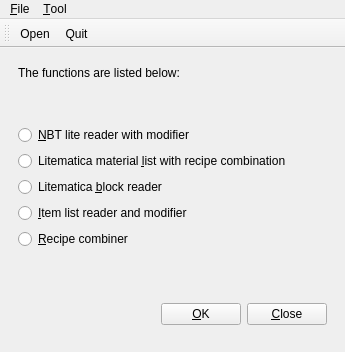
DreamHelium/dhlrc, file src/qt/mainwindow.ui: the form before one commit.
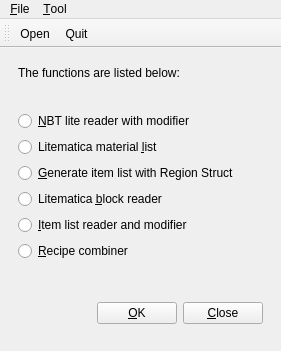
The form after the commit. Icons and pictures are not drawn.

Commit message: [0.3.2-pre] Add plain NBT to item list function

What changed in the file:
```diff
--- a/src/qt/mainwindow.ui
+++ b/src/qt/mainwindow.ui
@@ -6,8 +6,8 @@
    <rect>
     <x>0</x>
     <y>0</y>
-    <width>345</width>
-    <height>352</height>
+    <width>281</width>
+    <height>351</height>
    </rect>
   </property>
   <property name="windowTitle">
@@ -55,7 +55,14 @@
            <item>
             <widget class="QRadioButton" name="lrcBtn">
              <property name="text">
-              <string>Litematica material &amp;list with recipe combination</string>
+              <string>Litematica material &amp;list</string>
+             </property>
+            </widget>
+           </item>
+           <item>
+            <widget class="QRadioButton" name="generateButton">
+             <property name="text">
+              <string>&amp;Generate item list with Region Struct</string>
              </property>
             </widget>
            </item>
@@ -138,8 +145,8 @@
     <rect>
      <x>0</x>
      <y>0</y>
-     <width>345</width>
-     <height>32</height>
+     <width>281</width>
+     <height>31</height>
     </rect>
    </property>
    <widget class="QMenu" name="menu_File">
```
Left out of the diff: 16 changed lines with no effect on the pictures. The commit also changes 4 other files.
